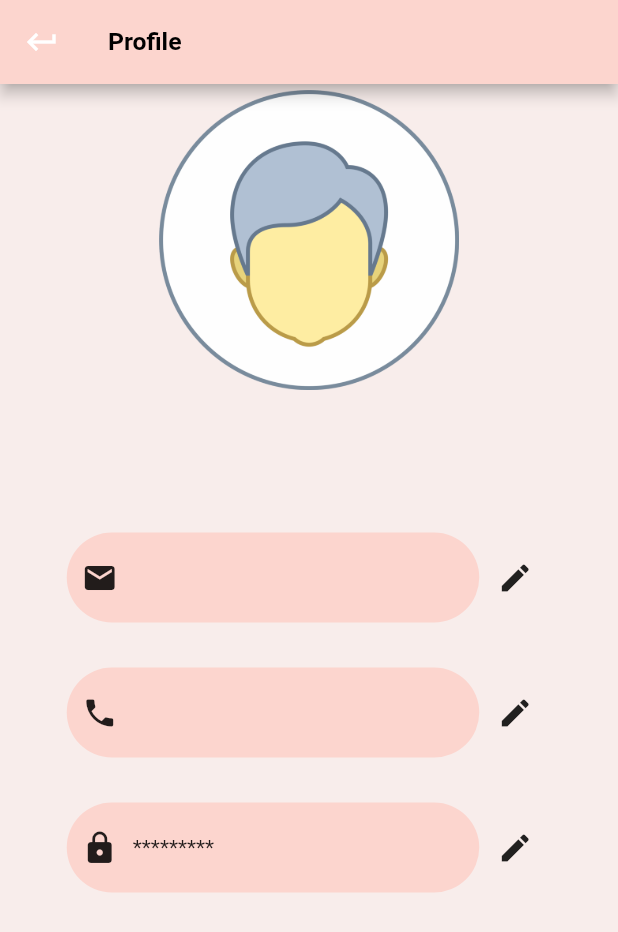
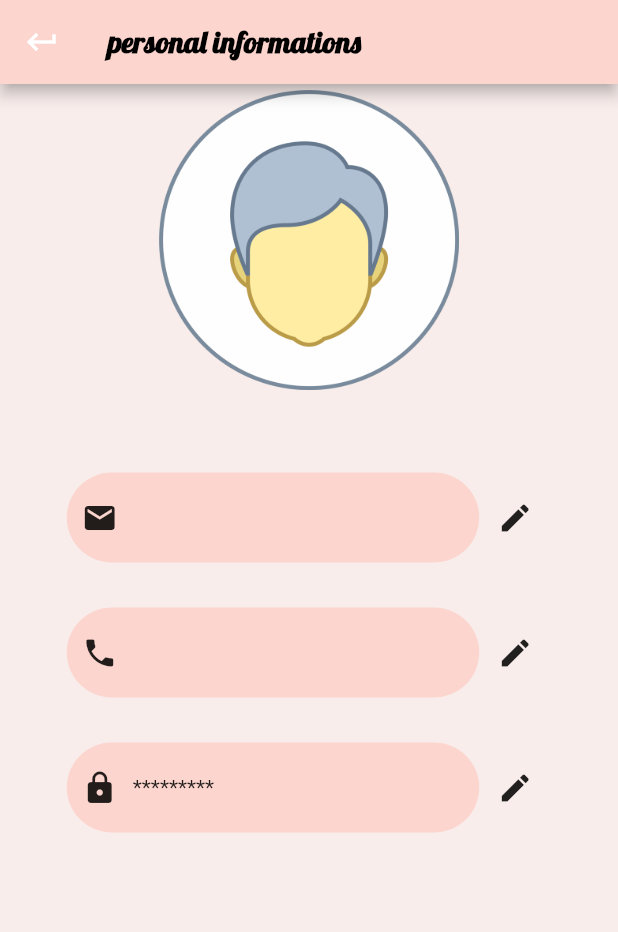
Before and after one commit to IDIRYACINE/online_order_client, a Flutter app: the ProfileScreen screen opened directly, on a phone screen of 412 x 824 dp. Shown: the top 932 px of the screen. Run offline on Flutter 3.47's test engine with Material 2 defaults, Android fonts, the phone set to English and light mode, and no system bars; our stand-ins replace cloud_firestore, firebase_auth, firebase_core, firebase_database, firebase_storage, get and 3 more; missing offline and left inert: flutter_facebook_auth; accounts and stored records are empty; network calls fail.

Commit message:
add some features

```diff
--- a/lib/Ui/Login/login_screen.dart
+++ b/lib/Ui/Login/login_screen.dart
@@ -100,7 +100,7 @@ class _LoginScreenState extends State<LoginScreen> {
                                       isVisible = !isVisible;
                                     });
                                   },
-                                  icon: isVisible ? Icon(show) : Icon(hide)),
+                                  icon: isVisible ? Icon(hide) : Icon(show)),
                             )),
                       ),
                       const Padding(
--- a/lib/Ui/Profile/profile_screen.dart
+++ b/lib/Ui/Profile/profile_screen.dart
@@ -29,12 +29,13 @@ class _ProfileState extends State<ProfileScreen> {
     return Scaffold(
         backgroundColor: parseColor("#F8EDEB"),
         appBar: AppBar(
-          title: const Text(
-            "Profile",
+         title: const Text(
+            "personal informations",
             style: TextStyle(
-              fontSize: 16.5,
+              fontSize: 20,
               fontWeight: FontWeight.bold,
               color: Colors.black,
+              fontFamily: "Lobster",
             ),
           ),
           backgroundColor: parseColor("#FCD5CE"),
@@ -69,7 +70,7 @@ class _ProfileState extends State<ProfileScreen> {
                       fontWeight: FontWeight.bold, fontSize: 30),
                 ),
                 const SizedBox(
-                  height: 50,
+                  height: 10,
                 ),
                 Row(mainAxisAlignment: MainAxisAlignment.center, children: [
                   ProfileInfoLabel(_profileHelper.getProfile().getEmail(),
--- a/lib/home_screen.dart
+++ b/lib/home_screen.dart
@@ -21,9 +21,10 @@ class HomeScreen extends StatelessWidget {
           title: const Text(
             "THe House restaurante",
             style: TextStyle(
-              fontSize: 16.5,
+              fontSize: 20,
               fontWeight: FontWeight.bold,
               color: Colors.black,
+               fontFamily: "Lobster",
             ),
           ),
           backgroundColor: parseColor("#FCD5CE"),
```
Also changed, not shown: lib/Ui/Cart/cart_screen.dart (+29 -9 lines).
